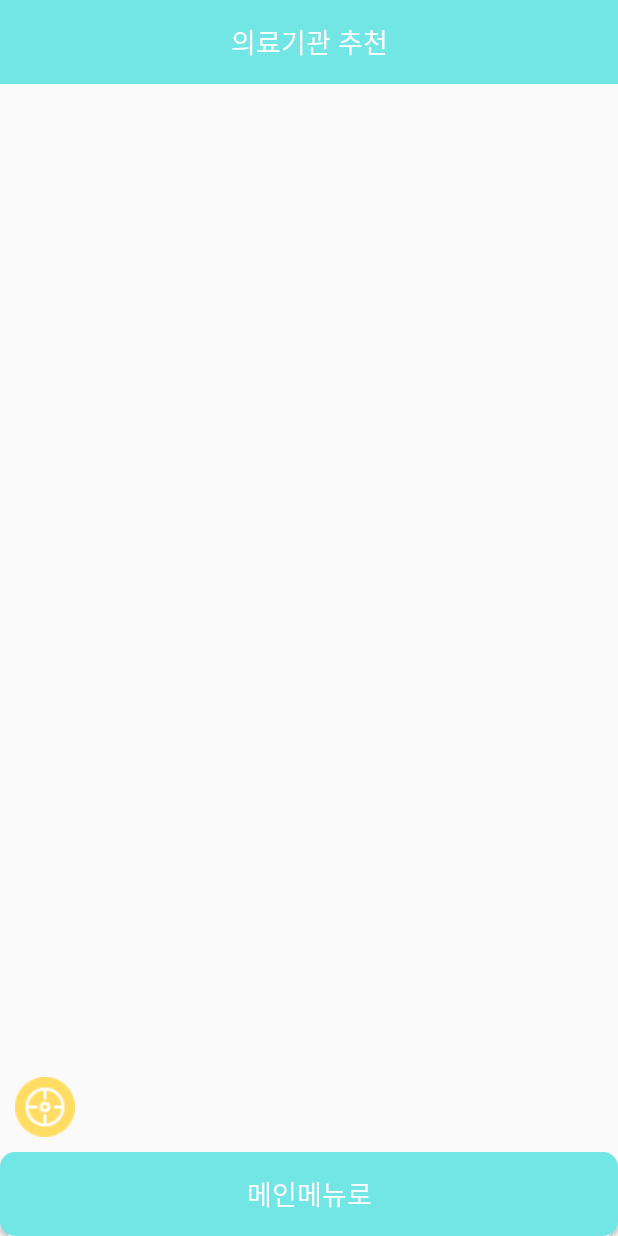
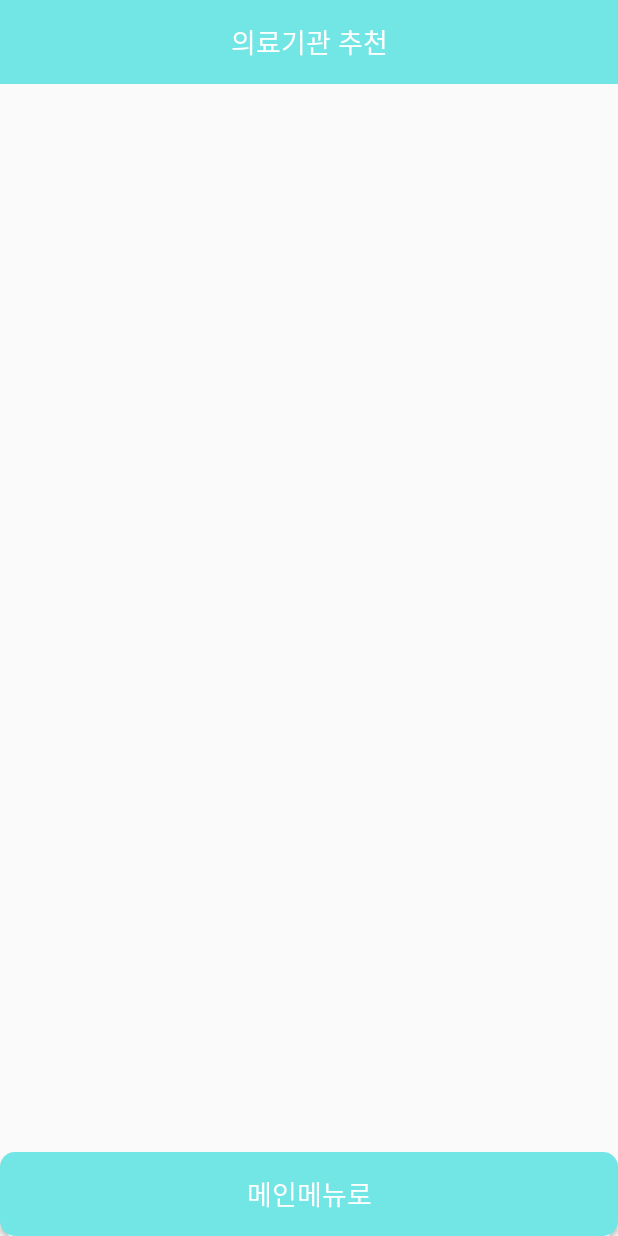
Before and after one commit to yangsooplus/BoenDoc, an Android app: the layout activity_map.xml on its own in the app's theme, with its tools: preview values and no code run, on a phone screen of 412 x 824 dp. Run offline under Robolectric (Android 15) with nearby library versions, the phone set to English and light mode, and no system bars.

Commit message:
MapActivity

```diff
--- a/BoenDoc/app/src/main/res/layout/activity_map.xml
+++ b/BoenDoc/app/src/main/res/layout/activity_map.xml
@@ -30,14 +30,6 @@
             android:layout_height="match_parent"
             />
 
-        <ImageView
-            android:id="@+id/getCurLocation"
-            android:layout_width="wrap_content"
-            android:layout_height="wrap_content"
-            android:layout_margin="10dp"
-            android:src="@drawable/getcurrloc"
-            android:layout_gravity="bottom"
-            />
 
 
     </FrameLayout>
--- a/BoenDoc/app/src/main/res/layout/customballon.xml
+++ b/BoenDoc/app/src/main/res/layout/customballon.xml
@@ -2,7 +2,7 @@
 <androidx.constraintlayout.widget.ConstraintLayout xmlns:android="http://schemas.android.com/apk/res/android"
     xmlns:app="http://schemas.android.com/apk/res-auto"
     xmlns:tools="http://schemas.android.com/tools"
-    android:layout_width="200dp"
+    android:layout_width="250dp"
     android:layout_height="wrap_content"
     android:padding="5dp"
     android:background="@drawable/semiroundbtnw">
--- a/BoenDoc/app/src/main/res/values/colors.xml
+++ b/BoenDoc/app/src/main/res/values/colors.xml
@@ -2,7 +2,7 @@
 <resources>
     <color name="skyblue">#72E5E5</color>
     <color name="yellow">#FFDC62</color>
-    <color name="lightgray">#E5E5E5</color>
+    <color name="lightgray">#DDE3E8</color>
     <color name="black">#FF000000</color>
     <color name="white">#FFFFFFFF</color>
     <color name="gray">#222222</color>
```
Also changed, not shown: BoenDoc/app/src/main/java/com/beongaedoctor/beondoc/MapActivity.kt (+37 -24 lines), BoenDoc/app/src/main/res/drawable/markerhos.png (added), BoenDoc/app/src/main/res/drawable/markerhosele.png (added), BoenDoc/app/src/main/res/drawable/markerpharm.png (added), BoenDoc/app/src/main/res/drawable/markerpharmsele.png (added).
